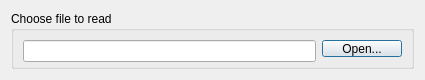
The window that src/Interface/Modules/DataIO/ReadMatrixClassic.ui (SCIInstitute/SCIRun) describes before a commit, drawn with Qt 5.
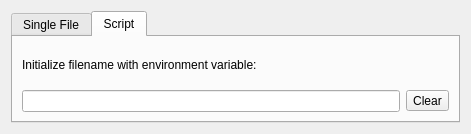
The same window after the commit. The open tabs and pages were chosen to show the change.

What changed in the file:
```diff
--- a/src/Interface/Modules/DataIO/ReadMatrixClassic.ui
+++ b/src/Interface/Modules/DataIO/ReadMatrixClassic.ui
@@ -6,8 +6,8 @@
    <rect>
     <x>0</x>
     <y>0</y>
-    <width>425</width>
-    <height>80</height>
+    <width>471</width>
+    <height>134</height>
    </rect>
   </property>
   <property name="sizePolicy">
@@ -18,15 +18,25 @@
   </property>
   <property name="minimumSize">
    <size>
-    <width>425</width>
-    <height>80</height>
+    <width>471</width>
+    <height>134</height>
    </size>
   </property>
   <property name="windowTitle">
    <string>Dialog</string>
   </property>
-  <layout class="QGridLayout" name="gridLayout">
-   <item row="0" column="0">
+  <layout class="QVBoxLayout" name="verticalLayout">
+   <item>
+    <widget class="QTabWidget" name="tabWidget">
+     <property name="currentIndex">
+      <number>0</number>
+     </property>
+     <widget class="QWidget" name="tab">
+      <attribute name="title">
+       <string>Single File</string>
+      </attribute>
+      <layout class="QHBoxLayout" name="horizontalLayout_2">
+       <item>
     <widget class="QGroupBox" name="groupBox">
      <property name="title">
       <string>Choose file to read</string>
@@ -63,6 +73,34 @@
    </item>
   </layout>
  </widget>
+     <widget class="QWidget" name="tab_2">
+      <attribute name="title">
+       <string>Script</string>
+      </attribute>
+      <layout class="QGridLayout" name="gridLayout">
+       <item row="0" column="0">
+        <widget class="QLabel" name="label">
+         <property name="text">
+          <string>Initialize filename with environment variable:</string>
+         </property>
+        </widget>
+       </item>
+       <item row="2" column="0">
+        <widget class="QLineEdit" name="scriptInputLineEdit_"/>
+       </item>
+       <item row="2" column="1">
+        <widget class="QToolButton" name="toolButton">
+         <property name="text">
+          <string>Clear</string>
+         </property>
+        </widget>
+       </item>
+      </layout>
+     </widget>
+    </widget>
+   </item>
+  </layout>
+ </widget>
  <resources/>
  <connections/>
 </ui>
```
Left out of the diff: 19 changed lines with no effect on the pictures. Lines whose indentation alone changed are shown as unchanged.
